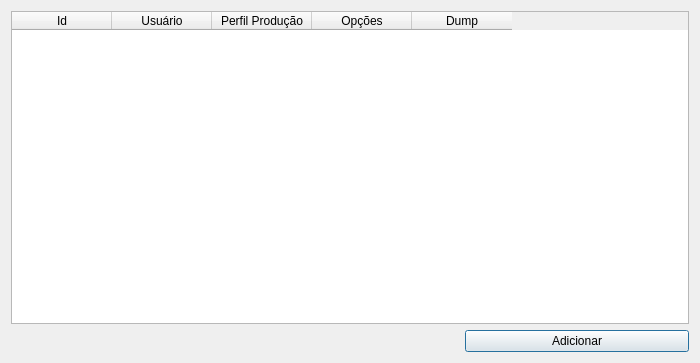
dsgoficial/SAP_Gerente, file uis/associateUserToProfiles.ui: the form before one commit.
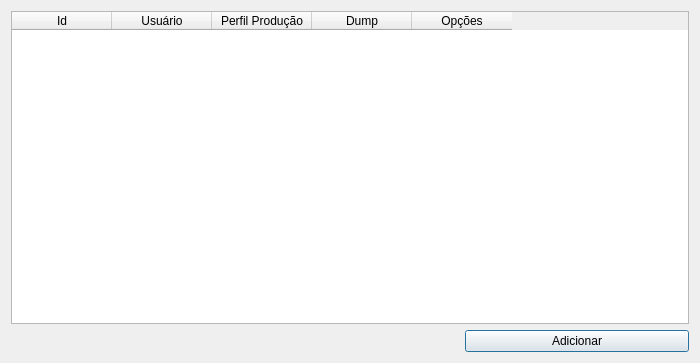
The form after the commit.

Patch:
```diff
--- a/uis/associateUserToProfiles.ui
+++ b/uis/associateUserToProfiles.ui
@@ -40,12 +40,12 @@
      </column>
      <column>
       <property name="text">
-       <string>Opções</string>
+       <string>Dump</string>
       </property>
      </column>
      <column>
       <property name="text">
-       <string>Dump</string>
+       <string>Opções</string>
       </property>
      </column>
     </widget>
```
